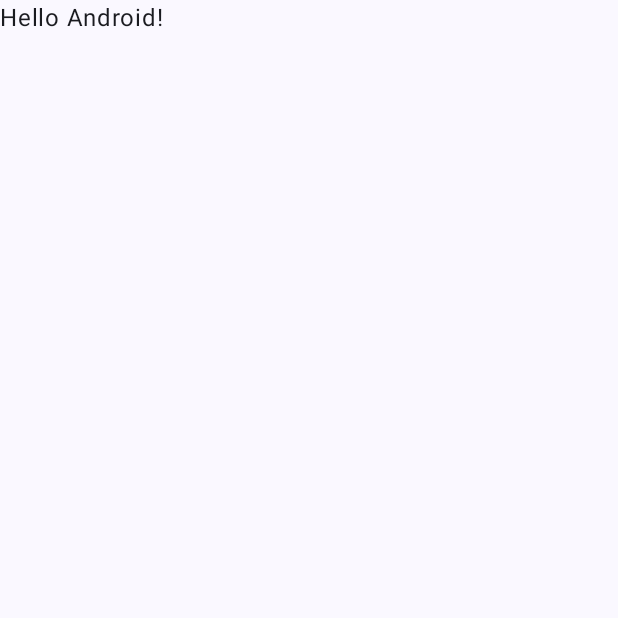
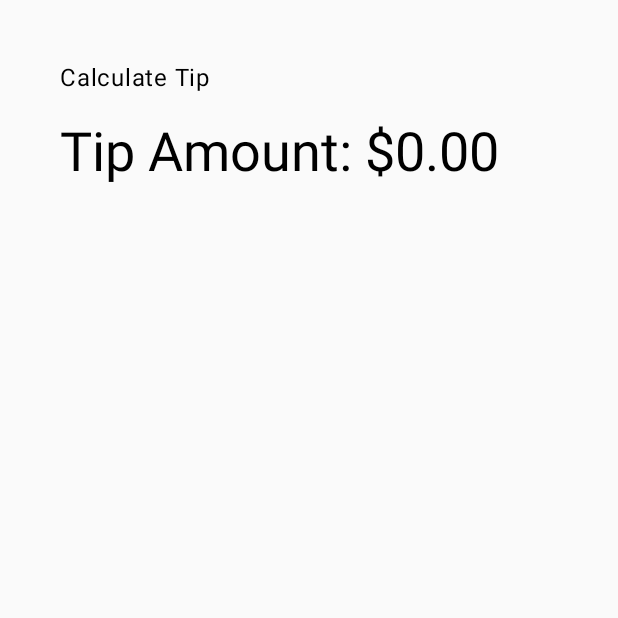
Before and after one commit to DjohnRussell/MobilProgramering, an Android app built with Jetpack Compose: the screen it shows after launch (MainActivity), on a phone screen of 412 x 824 dp, the top half of it. Before the commit the part shown is almost empty. Run offline under Robolectric (Android 15) with nearby library versions, the phone set to English and light mode, and no system bars.

Commit message:
Staret the coding

```diff
--- a/calcTip/app/src/main/java/no/hiof/danirljr/tipcalculator/MainActivity.kt
+++ b/calcTip/app/src/main/java/no/hiof/danirljr/tipcalculator/MainActivity.kt
@@ -3,44 +3,48 @@ package no.hiof.danirljr.tipcalculator
 import android.os.Bundle
 import androidx.activity.ComponentActivity
 import androidx.activity.compose.setContent
-import androidx.compose.foundation.layout.fillMaxSize
+import androidx.compose.foundation.layout.Arrangement
+import androidx.compose.foundation.layout.Column
+import androidx.compose.foundation.layout.Spacer
+import androidx.compose.foundation.layout.height
+import androidx.compose.foundation.layout.padding
 import androidx.compose.material3.MaterialTheme
-import androidx.compose.material3.Surface
 import androidx.compose.material3.Text
-import androidx.compose.runtime.Composable
+import androidx.compose.ui.Alignment
 import androidx.compose.ui.Modifier
-import androidx.compose.ui.tooling.preview.Preview
+import androidx.compose.ui.res.stringResource
+import androidx.compose.ui.unit.dp
 import no.hiof.danirljr.tipcalculator.ui.theme.TipCalculatorTheme
 
 class MainActivity : ComponentActivity() {
     override fun onCreate(savedInstanceState: Bundle?) {
         super.onCreate(savedInstanceState)
         setContent {
+
             TipCalculatorTheme {
-                // A surface container using the 'background' color from the theme
-                Surface(
-                    modifier = Modifier.fillMaxSize(),
-                    color = MaterialTheme.colorScheme.background
+                Column(
+                    modifier = Modifier.padding(40.dp),
+                    horizontalAlignment = Alignment.CenterHorizontally,
+                    verticalArrangement = Arrangement.Center
                 ) {
-                    Greeting("Android")
+                    Text(
+                        text = stringResource(R.string.calculate_tip),
+                        modifier = Modifier
+                            .padding(bottom = 16.dp)
+                            .align(alignment = Alignment.Start)
+                    )
+                    Text(
+                        text = stringResource(R.string.tip_amount, "$0.00"),
+                        style = MaterialTheme.typography.displaySmall
+                    )
+                    Spacer(modifier = Modifier.height(150.dp))
                 }
+            }
+
+
+
+
+
             }
         }
     }
-}
-
-@Composable
-fun Greeting(name: String, modifier: Modifier = Modifier) {
-    Text(
-        text = "Hello $name!",
-        modifier = modifier
-    )
-}
-
-@Preview(showBackground = true)
-@Composable
-fun GreetingPreview() {
-    TipCalculatorTheme {
-        Greeting("Android")
-    }
-}
--- a/calcTip/app/src/main/res/values/strings.xml
+++ b/calcTip/app/src/main/res/values/strings.xml
@@ -1,3 +1,6 @@
 <resources>
     <string name="app_name">Tip Calculator</string>
+    <string name="calculate_tip">Calculate Tip</string>
+    <string name="bill_amount">Bill Amount</string>
+    <string name="tip_amount">Tip Amount: %s</string>
 </resources>
```
